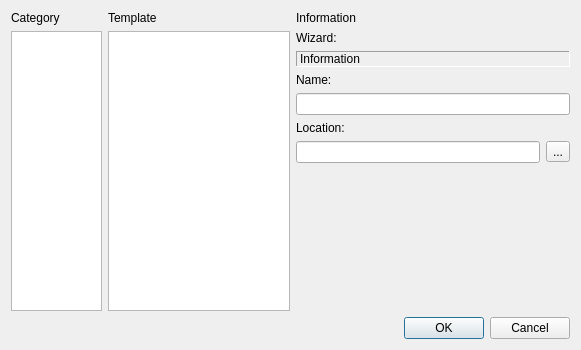
First picture: the form in liteidex/src/liteapp/newfiledialog.ui, repository seanxyh/liteide, before the edit.
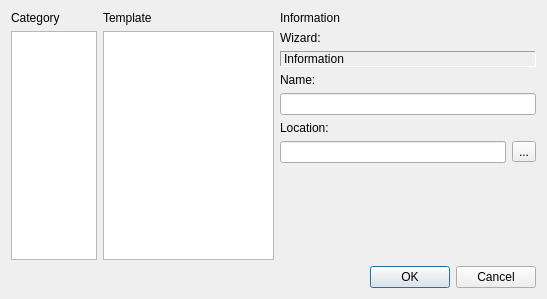
Second picture: the form after the edit.

```diff
--- a/liteidex/src/liteapp/newfiledialog.ui
+++ b/liteidex/src/liteapp/newfiledialog.ui
@@ -6,8 +6,8 @@
    <rect>
     <x>0</x>
     <y>0</y>
-    <width>581</width>
-    <height>350</height>
+    <width>547</width>
+    <height>299</height>
    </rect>
   </property>
   <property name="windowTitle">
```
